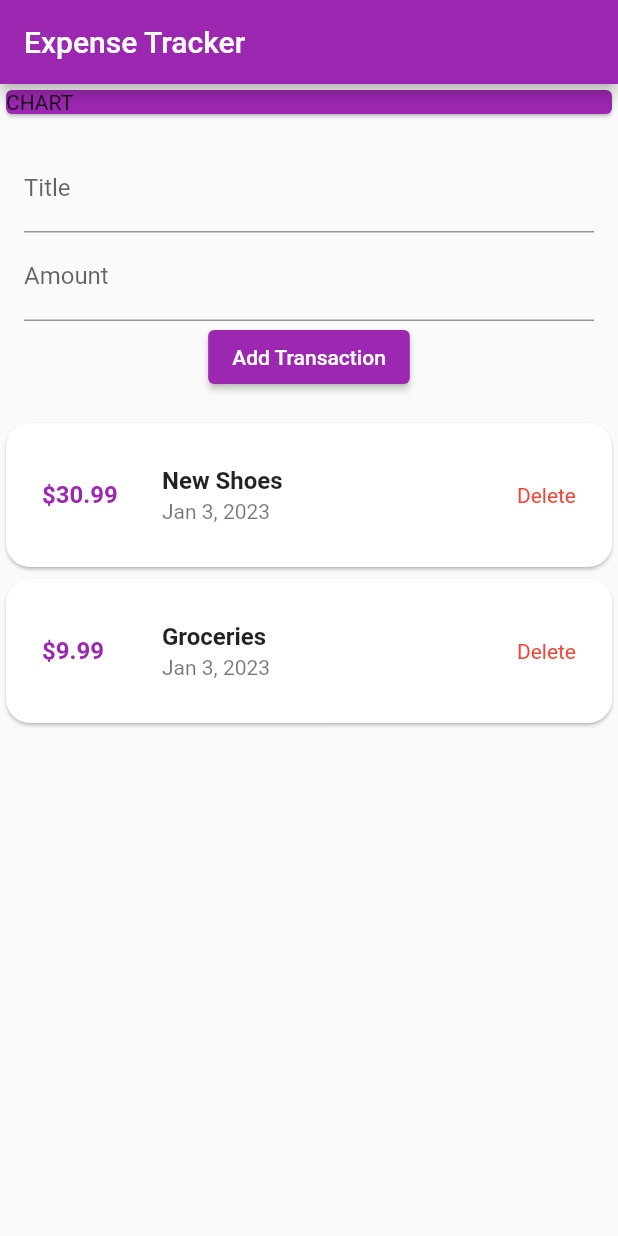
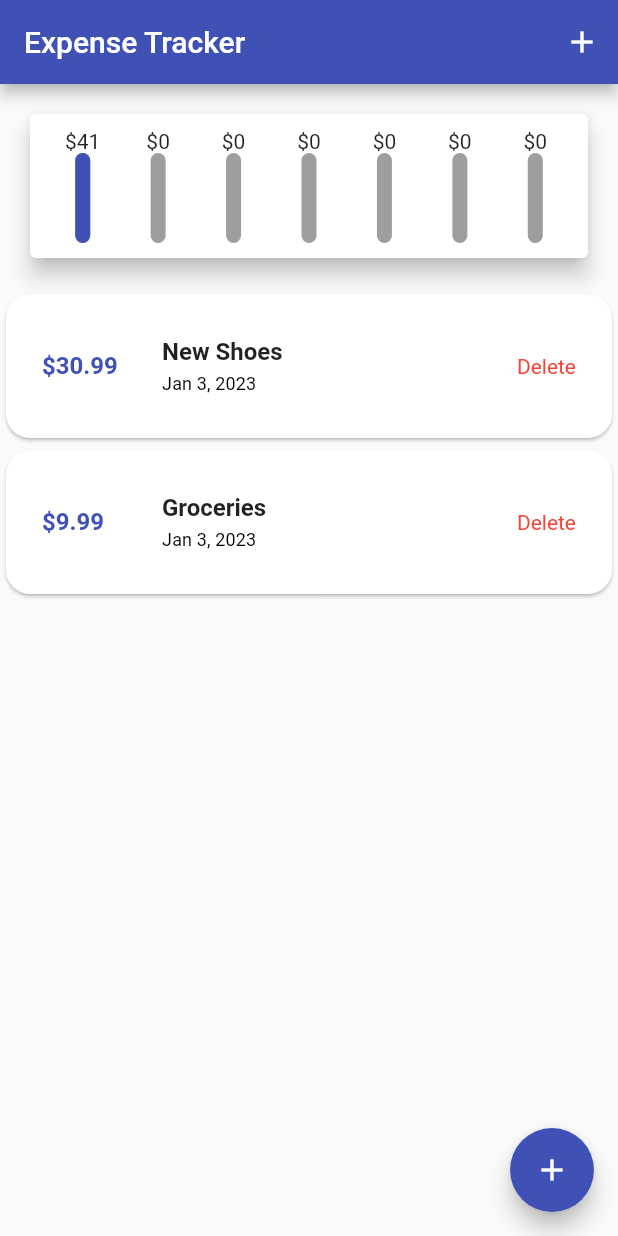
Before and after one commit to fathansantoso30/udemy_expense_tracker, a Flutter app: the screen it shows after launch, on a phone screen of 412 x 824 dp. Run offline on Flutter 3.47's test engine with Material 2 defaults, Android fonts, the phone set to English and light mode, and no system bars.

Commit message:
added course content feature 106

```diff
--- a/lib/main.dart
+++ b/lib/main.dart
@@ -1,5 +1,8 @@
 import 'package:flutter/material.dart';
-import 'package:udemy_expense_tracker/widgets/user_transaction.dart';
+import 'package:udemy_expense_tracker/widgets/chart.dart';
+import 'package:udemy_expense_tracker/widgets/transaction_list.dart';
+import 'models/transaction.dart';
+import 'widgets/new_transaction.dart';
 
 void main() {
   runApp(const MyApp());
@@ -7,23 +10,90 @@
 
 class MyApp extends StatelessWidget {
   const MyApp({super.key});
+
   @override
   Widget build(BuildContext context) {
     return MaterialApp(
       debugShowCheckedModeBanner: false,
       title: 'Flutter Demo',
       theme: ThemeData(
-        primarySwatch: Colors.purple,
+        primarySwatch: Colors.indigo,
+        textTheme: ThemeData.light().textTheme.copyWith(
+              titleMedium: const TextStyle(
+                fontWeight: FontWeight.bold,
+                fontSize: 16,
+              ),
+              titleSmall: const TextStyle(
+                fontWeight: FontWeight.normal,
+                fontSize: 12,
+              ),
+            ),
       ),
-      home: MyHomePage(),
+      home: const MyHomePage(),
     );
   }
 }
 
-class MyHomePage extends StatelessWidget {
-  MyHomePage({super.key});
+class MyHomePage extends StatefulWidget {
+  const MyHomePage({super.key});
+
+  @override
+  State<MyHomePage> createState() => _MyHomePageState();
+}
+
+class _MyHomePageState extends State<MyHomePage> {
   final titleController = TextEditingController();
   final amountController = TextEditingController();
+
+  final List<Transaction> _transaction = [
+    Transaction(
+      id: '1',
+      title: 'New Shoes',
+      amount: 30.99,
+      date: DateTime.now(),
+    ),
+    Transaction(
+      id: '2',
+      title: 'Groceries',
+      amount: 9.99,
+      date: DateTime.now(),
+    ),
+  ];
+
+  List<Transaction> get _recentTransactions {
+    return _transaction
+        .where((transaction) => transaction.date
+            .isAfter(DateTime.now().subtract(const Duration(days: 7))))
+        .toList();
+  }
+
+  void _addTransaction(String titleTx, double amountTx) {
+    final newTx = Transaction(
+      id: DateTime.now().toString(),
+      title: titleTx,
+      amount: amountTx,
+      date: DateTime.now(),
+    );
+
+    setState(() {
+      _transaction.add(newTx);
+    });
+
+    Navigator.pop(context);
+  }
+
+  void _showModalAddTransaction(BuildContext ctx) {
+    showModalBottomSheet(
+      context: ctx,
+      builder: (_) {
+        return GestureDetector(
+          onTap: () {},
+          behavior: HitTestBehavior.opaque,
+          child: NewTransaction(addTransaction: _addTransaction),
+        );
+      },
+    );
+  }
 
   @override
   Widget build(BuildContext context) {
@@ -31,18 +101,24 @@
       child: Scaffold(
         appBar: AppBar(
           title: const Text('Expense Tracker'),
+          actions: [
+            IconButton(
+              onPressed: () => _showModalAddTransaction(context),
+              icon: const Icon(Icons.add),
+            ),
+          ],
         ),
-        body: Column(
-          children: [
-            Container(
-              width: double.infinity,
-              child: const Card(
-                color: Colors.purple,
-                child: Text('CHART'),
-              ),
-            ),
-            UserTransaction(),
-          ],
+        body: SingleChildScrollView(
+          child: Column(
+            children: [
+              Chart(recentTransactions: _recentTransactions),
+              TransactionList(transaction: _transaction)
+            ],
+          ),
+        ),
+        floatingActionButton: FloatingActionButton(
+          child: const Icon(Icons.add),
+          onPressed: () => _showModalAddTransaction(context),
         ),
       ),
     );
--- /dev/null
+++ b/lib/widgets/chart.dart
@@ -0,0 +1,65 @@
+import 'package:flutter/material.dart';
+import 'package:udemy_expense_tracker/models/transaction.dart';
+import 'package:intl/intl.dart';
+import 'package:udemy_expense_tracker/widgets/chart_bar.dart';
+
+class Chart extends StatelessWidget {
+  const Chart({super.key, required this.recentTransactions});
+
+  final List<Transaction> recentTransactions;
+
+  List<Map<String, Object>> get groupedTransactionValues {
+    return List.generate(
+      7,
+      (index) {
+        final weekDay = DateTime.now().subtract(Duration(days: index));
+        double sumTransactionToday = 0.0;
+
+        for (int i = 0; i < recentTransactions.length; i++) {
+          if (recentTransactions[i].date.day == weekDay.day &&
+              recentTransactions[i].date.month == weekDay.month &&
+              recentTransactions[i].date.year == weekDay.year) {
+            sumTransactionToday += recentTransactions[i].amount;
+          }
+        }
+
+        return {
+          'day': DateFormat.E().format(weekDay).substring(0, 1),
+          'amount': sumTransactionToday,
+        };
+      },
+    );
+  }
+
+  double get totalSpends {
+    return groupedTransactionValues.fold(
+      0.0,
+      (sum, element) => sum + (element['amount'] as double),
+    );
+  }
+
+  @override
+  Widget build(BuildContext context) {
+    return Card(
+      elevation: 6,
+      margin: const EdgeInsets.all(20),
+      child: Padding(
+        padding: const EdgeInsets.all(10),
+        child: Row(
+          mainAxisAlignment: MainAxisAlignment.spaceAround,
+          children: groupedTransactionValues.map((data) {
+            return Flexible(
+              fit: FlexFit.tight,
+              child: ChartBar(
+                  label: data['day'] as String,
+                  amountSpent: data['amount'] as double,
+                  amountSpentPerTotal: totalSpends == 0.0
+                      ? 0.0
+                      : (data['amount'] as double) / totalSpends),
+            );
+          }).toList(),
+        ),
+      ),
+    );
+  }
+}
--- /dev/null
+++ b/lib/widgets/chart_bar.dart
@@ -0,0 +1,45 @@
+import 'package:flutter/material.dart';
+
+class ChartBar extends StatelessWidget {
+  const ChartBar(
+      {super.key,
+      required this.label,
+      required this.amountSpent,
+      required this.amountSpentPerTotal});
+
+  final String label;
+  final double amountSpent;
+  final double amountSpentPerTotal;
+
+  @override
+  Widget build(BuildContext context) {
+    return Column(
+      children: [
+        FittedBox(child: Text('\$${amountSpent.toStringAsFixed(0)}')),
+        Container(
+          height: 60,
+          width: 10,
+          child: Stack(
+            children: [
+              Container(
+                decoration: BoxDecoration(
+                  color: Colors.grey,
+                  borderRadius: BorderRadius.circular(10),
+                ),
+              ),
+              FractionallySizedBox(
+                heightFactor: amountSpentPerTotal,
+                child: Container(
+                  decoration: BoxDecoration(
+                    color: Theme.of(context).primaryColor,
+                    borderRadius: BorderRadius.circular(10),
+                  ),
+                ),
+              )
+            ],
+          ),
+        )
+      ],
+    );
+  }
+}
--- a/lib/widgets/new_transaction.dart
+++ b/lib/widgets/new_transaction.dart
@@ -1,10 +1,29 @@
 import 'package:flutter/material.dart';
 
-class NewTransaction extends StatelessWidget {
-  NewTransaction({super.key, required this.addTransaction});
+class NewTransaction extends StatefulWidget {
+  const NewTransaction({super.key, required this.addTransaction});
+  final Function addTransaction;
+
+  @override
+  State<NewTransaction> createState() => _NewTransactionState();
+}
+
+class _NewTransactionState extends State<NewTransaction> {
   final titleController = TextEditingController();
+
   final amountController = TextEditingController();
-  final Function addTransaction;
+
+  void _addTx() {
+    final valueTitleController = titleController.text;
+    final valueAmountController = double.parse(amountController.text);
+    if (valueTitleController.isEmpty || valueAmountController.isNegative) {
+      return;
+    }
+    widget.addTransaction(
+      valueTitleController,
+      valueAmountController,
+    );
+  }
 
   @override
   Widget build(BuildContext context) {
@@ -17,23 +36,19 @@
               labelText: 'Title',
             ),
             controller: titleController,
+            keyboardType: TextInputType.text,
+            textInputAction: TextInputAction.next,
           ),
           TextField(
             decoration: const InputDecoration(
               labelText: 'Amount',
             ),
             controller: amountController,
+            keyboardType: TextInputType.number,
+            textInputAction: TextInputAction.done,
           ),
           ElevatedButton(
-            onPressed: () {
-              addTransaction(
-                titleController.text,
-                double.parse(amountController.text),
-              );
-            },
-            style: const ButtonStyle(
-              backgroundColor: MaterialStatePropertyAll(Colors.purple),
-            ),
+            onPressed: () => _addTx(),
             child: const Text('Add Transaction'),
           )
         ],
--- a/lib/widgets/transaction_list.dart
+++ b/lib/widgets/transaction_list.dart
@@ -10,9 +10,24 @@
 
   @override
   Widget build(BuildContext context) {
-    return Column(
-        children: transaction
-            .map((e) => Card(
+    return Container(
+      height: 400,
+      child: transaction.isEmpty
+          ? Column(
+              children: [
+                const Text('No transactions added yet!'),
+                const SizedBox(
+                  height: 20,
+                ),
+                Container(
+                    height: 200,
+                    child: Image.asset('assets/images/waiting.png')),
+              ],
+            )
+          : ListView.builder(
+              itemCount: transaction.length,
+              itemBuilder: (context, index) {
+                return Card(
                     shape: RoundedRectangleBorder(
                       borderRadius: BorderRadius.circular(16),
                     ),
@@ -24,26 +39,30 @@
                         mainAxisAlignment: MainAxisAlignment.center,
                         children: [
                           Text(
-                          '\$${e.amount}',
+                            '\$${transaction[index].amount.toStringAsFixed(2)}',
                             textAlign: TextAlign.center,
-                          style: const TextStyle(
+                            style: TextStyle(
                                 fontSize: 16,
                                 fontWeight: FontWeight.bold,
-                              color: Colors.purple),
+                                color: Theme.of(context).primaryColor),
                           ),
                         ],
                       ),
                       title: Text(
-                      e.title,
-                      style: const TextStyle(fontWeight: FontWeight.bold),
+                        transaction[index].title,
+                        style: Theme.of(context).textTheme.titleMedium,
                       ),
-                    subtitle: Text(DateFormat.yMMMd().format(e.date)),
+                      subtitle: Text(
+                        DateFormat.yMMMd().format(transaction[index].date),
+                        style: Theme.of(context).textTheme.titleSmall,
+                      ),
                       trailing: const Text(
                         'Delete',
                         style: TextStyle(color: Colors.red),
                       ),
+                    ));
+              },
             ),
-                ))
-            .toList());
+    );
   }
 }
--- a/lib/widgets/user_transaction.dart
+++ /dev/null
@@ -1,54 +0,0 @@
-import 'package:flutter/material.dart';
-import 'package:udemy_expense_tracker/widgets/new_transaction.dart';
-import 'package:udemy_expense_tracker/widgets/transaction_list.dart';
-
-import '../models/transaction.dart';
-
-class UserTransaction extends StatefulWidget {
-  const UserTransaction({super.key});
-
-  @override
-  State<UserTransaction> createState() => _UserTransactionState();
-}
-
-class _UserTransactionState extends State<UserTransaction> {
-  final List<Transaction> _transaction = [
-    Transaction(
-      id: '1',
-      title: 'New Shoes',
-      amount: 30.99,
-      date: DateTime.now(),
-    ),
-    Transaction(
-      id: '2',
-      title: 'Groceries',
-      amount: 9.99,
-      date: DateTime.now(),
-    ),
-  ];
-
-  void _addTransaction(String titleTx, double amountTx) {
-    final newTx = Transaction(
-      id: DateTime.now().toString(),
-      title: titleTx,
-      amount: amountTx,
-      date: DateTime.now(),
-    );
-
-    setState(() {
-      _transaction.add(newTx);
-    });
-  }
-
-  @override
-  Widget build(BuildContext context) {
-    return Column(
-      children: [
-        NewTransaction(addTransaction: _addTransaction),
-        TransactionList(
-          transaction: _transaction,
-        ),
-      ],
-    );
-  }
-}
--- a/pubspec.yaml
+++ b/pubspec.yaml
@@ -61,8 +61,8 @@
   uses-material-design: true
 
   # To add assets to your application, add an assets section, like this:
-  # assets:
-  #   - images/a_dot_burr.jpeg
+  assets:
+    - assets/images/waiting.png
   #   - images/a_dot_ham.jpeg
 
   # An image asset can refer to one or more resolution-specific "variants", see
```
Also changed, not shown: assets/images/waiting.png (added). Lines whose indentation alone changed are shown as unchanged.
